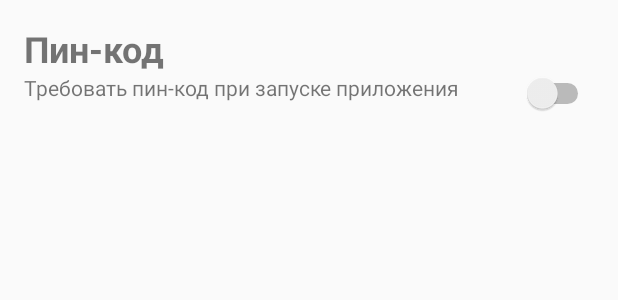
After one commit to daMelkov/Notes, an Android app: the layout activity_settings.xml on its own in the app's theme, with its tools: preview values and no code run, on a phone screen of 412 x 824 dp. The commit adds this screen. Shown: the top 300 px of the screen. Run offline under Robolectric (Android 15) with nearby library versions, the phone set to English and light mode, and no system bars.

Commit message:
add settings activity

```diff
--- /dev/null
+++ b/app/src/main/res/layout/activity_settings.xml
@@ -0,0 +1,36 @@
+<?xml version="1.0" encoding="utf-8"?>
+<androidx.constraintlayout.widget.ConstraintLayout
+    xmlns:android="http://schemas.android.com/apk/res/android"
+    xmlns:app="http://schemas.android.com/apk/res-auto"
+    xmlns:tools="http://schemas.android.com/tools"
+    android:layout_width="match_parent"
+    android:layout_height="match_parent"
+    android:padding="16dp">
+
+    <TextView
+        android:id="@+id/txt_require_pin"
+        android:layout_width="wrap_content"
+        android:layout_height="wrap_content"
+        android:text="@string/pin"
+        android:textSize="24sp"
+        android:textStyle="bold"
+        app:layout_constraintStart_toStartOf="parent"
+        app:layout_constraintTop_toTopOf="parent" />
+
+    <TextView
+        android:id="@+id/txt_pin"
+        android:layout_width="wrap_content"
+        android:layout_height="wrap_content"
+        android:text="@string/require_pin"
+        app:layout_constraintStart_toStartOf="parent"
+        app:layout_constraintTop_toBottomOf="@+id/txt_require_pin" />
+
+    <Switch
+        android:id="@+id/switch_require_pin"
+        android:layout_width="wrap_content"
+        android:layout_height="wrap_content"
+        app:layout_constraintEnd_toEndOf="parent"
+        app:layout_constraintTop_toTopOf="@+id/txt_pin"
+        tools:ignore="UseSwitchCompatOrMaterialXml" />
+
+</androidx.constraintlayout.widget.ConstraintLayout>
--- a/app/src/main/res/values/strings.xml
+++ b/app/src/main/res/values/strings.xml
@@ -1,4 +1,6 @@
 <resources>
     <string name="app_name">Notes</string>
     <string name="settings">Настройки</string>
+    <string name="require_pin">Требовать пин-код при запуске приложения</string>
+    <string name="pin">Пин-код</string>
 </resources>
```
